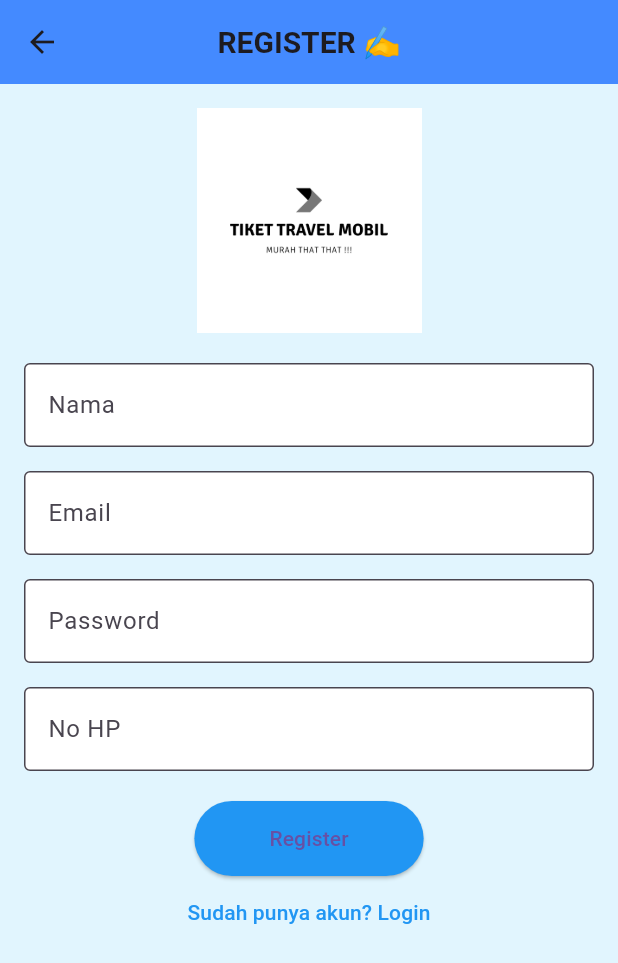
After one commit to TEUNGKU-ZULKIFLI/ACEH_TICKET_TRAVEL_CAR, a Flutter app: the screen it shows after launch, after a tap on "Belum punya akun? Daftar disini", on a phone screen of 412 x 824 dp. The commit adds this screen. Shown: the top 963 px of the screen. Run offline on Flutter 3.47's test engine with Material 3 defaults, Android fonts, the phone set to English and light mode, and no system bars; network calls fail.

Commit message:
UPDATE DENGAN PENAMBAHAN DATABASE 💾

```diff
--- a/lib/loading_page.dart
+++ b/lib/loading_page.dart
@@ -1,5 +1,5 @@
 import 'package:flutter/material.dart';
-import 'login_page.dart';
+import '/users/login_page.dart';
 
 class LoadingPage extends StatelessWidget {
   @override
@@ -31,7 +31,7 @@ class LoadingPage extends StatelessWidget {
             SizedBox(height: 20),
             // Cool Text Style
             Text(
-              'Logging out, please wait...',
+              'TINGOEH MEUTUBIET NEU SABA BACUET ...',
               style: TextStyle(
                 fontSize: 20,
                 fontWeight: FontWeight.bold,
@@ -52,7 +52,7 @@ class LoadingPage extends StatelessWidget {
               opacity: 0.8,
               duration: Duration(seconds: 1),
               child: Text(
-                'We are logging you out...',
+                'MEU SI DETIK KOEN NA ...',
                 style: TextStyle(
                   fontSize: 16,
                   color: Colors.white70,
--- a/lib/main.dart
+++ b/lib/main.dart
@@ -1,5 +1,5 @@
 import 'package:flutter/material.dart';
-import 'login_page.dart';
+import '/users/login_page.dart';
 
 void main() {
   runApp(MyApp());
--- /dev/null
+++ b/lib/users/login_page.dart
@@ -0,0 +1,131 @@
+import 'dart:convert';
+import 'package:http/http.dart' as http;
+import 'package:flutter/material.dart';
+import 'regis_page.dart';
+import '/bottom_nav_page.dart';
+
+class LoginPage extends StatefulWidget {
+  @override
+  _LoginPageState createState() => _LoginPageState();
+}
+
+class _LoginPageState extends State<LoginPage> {
+  final _emailController = TextEditingController();
+  final _passwordController = TextEditingController();
+
+  Future<void> _login() async {
+    try {
+      final response = await http.post(
+        Uri.parse(
+            'http://localhost/api_aceh_travel/users/login_user.php'), // Inoe neuboh beu sesuai menyoe neu run [2] atou [3] neu boh IP v4.
+        body: {
+          'email': _emailController.text,
+          'password': _passwordController.text,
+        },
+      );
+
+      if (response.statusCode == 200) {
+        final data = json.decode(response.body);
+
+        if (data['success']) {
+          ScaffoldMessenger.of(context).showSnackBar(SnackBar(
+            content: Text(data['message']),
+            backgroundColor: Colors.green,
+          ));
+          // Redirect ke HomeScreen setelah login berhasil
+          Navigator.pushReplacement(
+            context,
+            MaterialPageRoute(builder: (context) => BottomNavPage()),
+          );
+        } else {
+          ScaffoldMessenger.of(context).showSnackBar(SnackBar(
+            content: Text(data['message']),
+            backgroundColor: Colors.red,
+          ));
+        }
+      } else {
+        ScaffoldMessenger.of(context).showSnackBar(SnackBar(
+          content: Text('Failed to connect to server'),
+          backgroundColor: Colors.red,
+        ));
+      }
+    } catch (e) {
+      print('Error: $e');
+      ScaffoldMessenger.of(context).showSnackBar(SnackBar(
+        content: Text('Error: $e'),
+        backgroundColor: Colors.red,
+      ));
+    }
+  }
+
+  @override
+  Widget build(BuildContext context) {
+    return Scaffold(
+      appBar: AppBar(
+        title: Text(
+          'LOGIN 🔑',
+          style: TextStyle(
+            fontWeight: FontWeight.bold, // Menebalkan teks
+            fontSize: 20, // Ukuran font
+          ),
+        ),
+        backgroundColor: Colors.blueAccent,
+        centerTitle: true, // Menjadikan teks di tengah
+      ),
+      body: Container(
+        color: Colors.lightBlue[50], // Warna latar belakang halaman
+        padding: const EdgeInsets.all(16.0),
+        child: Column(
+          children: [
+            // Menambahkan gambar di atas form
+            Image.asset(
+              'assets/img/login_image.jpg', // Ganti dengan path gambar Anda
+              height: 150, // Atur tinggi gambar
+              fit: BoxFit.cover,
+            ),
+            SizedBox(height: 20), // Jarak antara gambar dan form
+            TextFormField(
+              controller: _emailController,
+              decoration: InputDecoration(
+                labelText: 'Email',
+                filled: true,
+                fillColor: Colors.white,
+                border: OutlineInputBorder(),
+              ),
+            ),
+            SizedBox(height: 16),
+            TextFormField(
+              controller: _passwordController,
+              obscureText: true,
+              decoration: InputDecoration(
+                labelText: 'Password',
+                filled: true,
+                fillColor: Colors.white,
+                border: OutlineInputBorder(),
+              ),
+            ),
+            SizedBox(height: 20),
+            ElevatedButton(
+              onPressed: _login,
+              child: Text('Login'),
+              style: ElevatedButton.styleFrom(
+                backgroundColor: Colors.blue,
+                padding: EdgeInsets.symmetric(horizontal: 50, vertical: 15),
+              ),
+            ),
+            SizedBox(height: 20),
+            TextButton(
+              onPressed: () {
+                Navigator.push(
+                  context,
+                  MaterialPageRoute(builder: (context) => RegisPage()),
+                );
+              },
+              child: Text('Belum punya akun? Daftar disini'),
+            ),
+          ],
+        ),
+      ),
+    );
+  }
+}
--- /dev/null
+++ b/lib/users/regis_page.dart
@@ -0,0 +1,164 @@
+import 'package:flutter/material.dart';
+import 'package:http/http.dart' as http;
+import 'dart:convert';
+import 'login_page.dart'; // Pastikan path ini benar
+
+class RegisPage extends StatefulWidget {
+  @override
+  _RegisPageState createState() => _RegisPageState();
+}
+
+class _RegisPageState extends State<RegisPage> {
+  final _namaController = TextEditingController();
+  final _emailController = TextEditingController();
+  final _passwordController = TextEditingController();
+  final _noHpController = TextEditingController();
+
+  Future<void> _register() async {
+    try {
+      final response = await http.post(
+        Uri.parse(
+            'http://localhost/api_aceh_travel/users/register_user.php'), // Inoe neuboh beu sesuai menyoe neu run [2] atou [3] neu boh IP v4.
+        body: {
+          'nama': _namaController.text,
+          'email': _emailController.text,
+          'password': _passwordController.text,
+          'no_hp': _noHpController.text,
+        },
+      );
+      print('Response body: ${response.body}');
+
+      if (response.statusCode == 200) {
+        final data = json.decode(response.body);
+
+        if (data['success']) {
+          ScaffoldMessenger.of(context).showSnackBar(SnackBar(
+            content: Text(data['message']),
+            backgroundColor: Colors.green,
+          ));
+          // Redirect ke LoginPage setelah registrasi berhasil
+          Navigator.pushReplacement(
+            context,
+            MaterialPageRoute(builder: (context) => LoginPage()),
+          );
+        } else {
+          ScaffoldMessenger.of(context).showSnackBar(SnackBar(
+            content: Text(data['message']),
+            backgroundColor: Colors.red,
+          ));
+        }
+      } else {
+        ScaffoldMessenger.of(context).showSnackBar(SnackBar(
+          content: Text('Failed to connect to server'),
+          backgroundColor: Colors.red,
+        ));
+      }
+    } catch (e) {
+      print('Error: $e');
+      ScaffoldMessenger.of(context).showSnackBar(SnackBar(
+        content: Text('Error: $e'),
+        backgroundColor: Colors.red,
+      ));
+    }
+  }
+
+  @override
+  Widget build(BuildContext context) {
+    return Scaffold(
+      appBar: AppBar(
+        title: Text(
+          'REGISTER ✍️',
+          style: TextStyle(
+            fontWeight: FontWeight.bold, // Menebalkan teks
+            fontSize: 20, // Ukuran font
+          ),
+        ),
+        backgroundColor: Colors.blueAccent,
+        centerTitle: true, // Menjadikan teks di tengah
+      ),
+      body: Container(
+        color: Colors.lightBlue[50], // Warna latar belakang halaman
+        padding: const EdgeInsets.all(16.0),
+        child: Column(
+          children: [
+            // Menambahkan gambar di atas form
+            Image.asset(
+              'assets/img/login_image.jpg', // Ganti dengan path gambar Anda
+              height: 150, // Atur tinggi gambar
+              fit: BoxFit.cover,
+            ),
+            SizedBox(height: 20), // Jarak antara gambar dan form
+            Form(
+              child: Column(
+                children: [
+                  TextFormField(
+                    controller: _namaController,
+                    decoration: InputDecoration(
+                      labelText: 'Nama',
+                      filled: true,
+                      fillColor: Colors.white, // Warna latar belakang TextField
+                      border: OutlineInputBorder(),
+                    ),
+                  ),
+                  SizedBox(height: 16),
+                  TextFormField(
+                    controller: _emailController,
+                    decoration: InputDecoration(
+                      labelText: 'Email',
+                      filled: true,
+                      fillColor: Colors.white,
+                      border: OutlineInputBorder(),
+                    ),
+                  ),
+                  SizedBox(height: 16),
+                  TextFormField(
+                    controller: _passwordController,
+                    obscureText: true,
+                    decoration: InputDecoration(
+                      labelText: 'Password',
+                      filled: true,
+                      fillColor: Colors.white,
+                      border: OutlineInputBorder(),
+                    ),
+                  ),
+                  SizedBox(height: 16),
+                  TextFormField(
+                    controller: _noHpController,
+                    decoration: InputDecoration(
+                      labelText: 'No HP',
+                      filled: true,
+                      fillColor: Colors.white,
+                      border: OutlineInputBorder(),
+                    ),
+                  ),
+                  SizedBox(height: 20),
+                  ElevatedButton(
+                    onPressed: _register,
+                    child: Text('Register'),
+                    style: ElevatedButton.styleFrom(
+                      backgroundColor: Colors.blue, // Warna tombol Daftar
+                      padding:
+                          EdgeInsets.symmetric(horizontal: 50, vertical: 15),
+                    ),
+                  ),
+                  TextButton(
+                    onPressed: () {
+                      Navigator.push(
+                        context,
+                        MaterialPageRoute(builder: (context) => LoginPage()),
+                      );
+                    },
+                    child: Text(
+                      'Sudah punya akun? Login',
+                      style: TextStyle(color: Colors.blue), // Warna teks
+                    ),
+                  ),
+                ],
+              ),
+            ),
+          ],
+        ),
+      ),
+    );
+  }
+}
--- a/pubspec.yaml
+++ b/pubspec.yaml
@@ -36,6 +36,7 @@ dependencies:
   # Use with the CupertinoIcons class for iOS style icons.
   cupertino_icons: ^1.0.8
   url_launcher: ^6.3.1
+  http: ^0.13.3
 
 dev_dependencies:
   flutter_test:
```
Also changed, not shown: lib/bottom_nav_page.dart (+5 -2 lines), lib/home_screen.dart (+8 -1 lines), lib/login_page.dart (deleted, +0 -298 lines), lib/profile_screen.dart (+9 -2 lines), lib/settings_screen.dart (+8 -1 lines), lib/ticket/home.dart (added, +15 -0 lines), assets/img/POSISI_KURSI.jpg (added), assets/travel_data.json (deleted), pubspec.lock.
